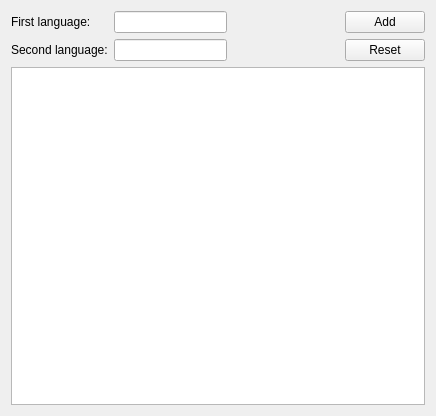
Before: the Qt Designer form src/editwidget.ui in jablonkai/QDictionary, drawn with Qt 5.
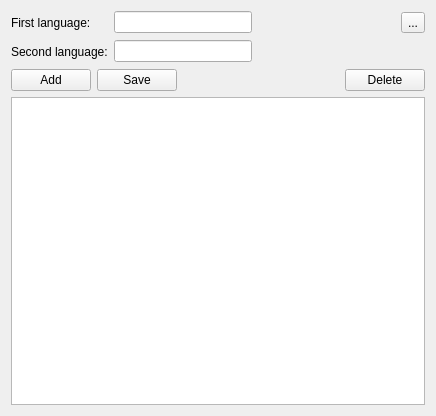
After: the same form once the commit is applied.

```diff
--- a/src/editwidget.ui
+++ b/src/editwidget.ui
@@ -32,16 +32,16 @@
        </property>
        <property name="sizeHint" >
         <size>
-         <width>40</width>
-         <height>20</height>
+         <width>81</width>
+         <height>23</height>
         </size>
        </property>
       </spacer>
      </item>
      <item row="0" column="3" >
-      <widget class="QPushButton" name="addButton" >
+      <widget class="QToolButton" name="toolButton" >
        <property name="text" >
-        <string>Add</string>
+        <string>...</string>
        </property>
       </widget>
      </item>
@@ -55,7 +55,38 @@
      <item row="1" column="1" >
       <widget class="QLineEdit" name="lineEdit2" />
      </item>
-     <item row="1" column="2" >
+     <item row="1" column="2" colspan="2" >
+      <spacer>
+       <property name="orientation" >
+        <enum>Qt::Horizontal</enum>
+       </property>
+       <property name="sizeHint" >
+        <size>
+         <width>141</width>
+         <height>23</height>
+        </size>
+       </property>
+      </spacer>
+     </item>
+    </layout>
+   </item>
+   <item>
+    <layout class="QHBoxLayout" >
+     <item>
+      <widget class="QPushButton" name="addButton" >
+       <property name="text" >
+        <string>Add</string>
+       </property>
+      </widget>
+     </item>
+     <item>
+      <widget class="QPushButton" name="saveButton" >
+       <property name="text" >
+        <string>Save</string>
+       </property>
+      </widget>
+     </item>
+     <item>
       <spacer>
        <property name="orientation" >
         <enum>Qt::Horizontal</enum>
@@ -68,10 +99,10 @@
        </property>
       </spacer>
      </item>
-     <item row="1" column="3" >
-      <widget class="QPushButton" name="resetButton" >
+     <item>
+      <widget class="QPushButton" name="deleteButton" >
        <property name="text" >
-        <string>Reset</string>
+        <string>Delete</string>
        </property>
       </widget>
      </item>
@@ -79,14 +110,14 @@
    </item>
    <item>
     <widget class="QTableView" name="tableView" >
-     <property name="alternatingRowColors" >
-      <bool>true</bool>
+     <property name="editTriggers" >
+      <set>QAbstractItemView::NoEditTriggers</set>
      </property>
      <property name="selectionMode" >
       <enum>QAbstractItemView::SingleSelection</enum>
      </property>
-     <property name="sortingEnabled" >
-      <bool>true</bool>
+     <property name="selectionBehavior" >
+      <enum>QAbstractItemView::SelectRows</enum>
      </property>
     </widget>
    </item>
```
